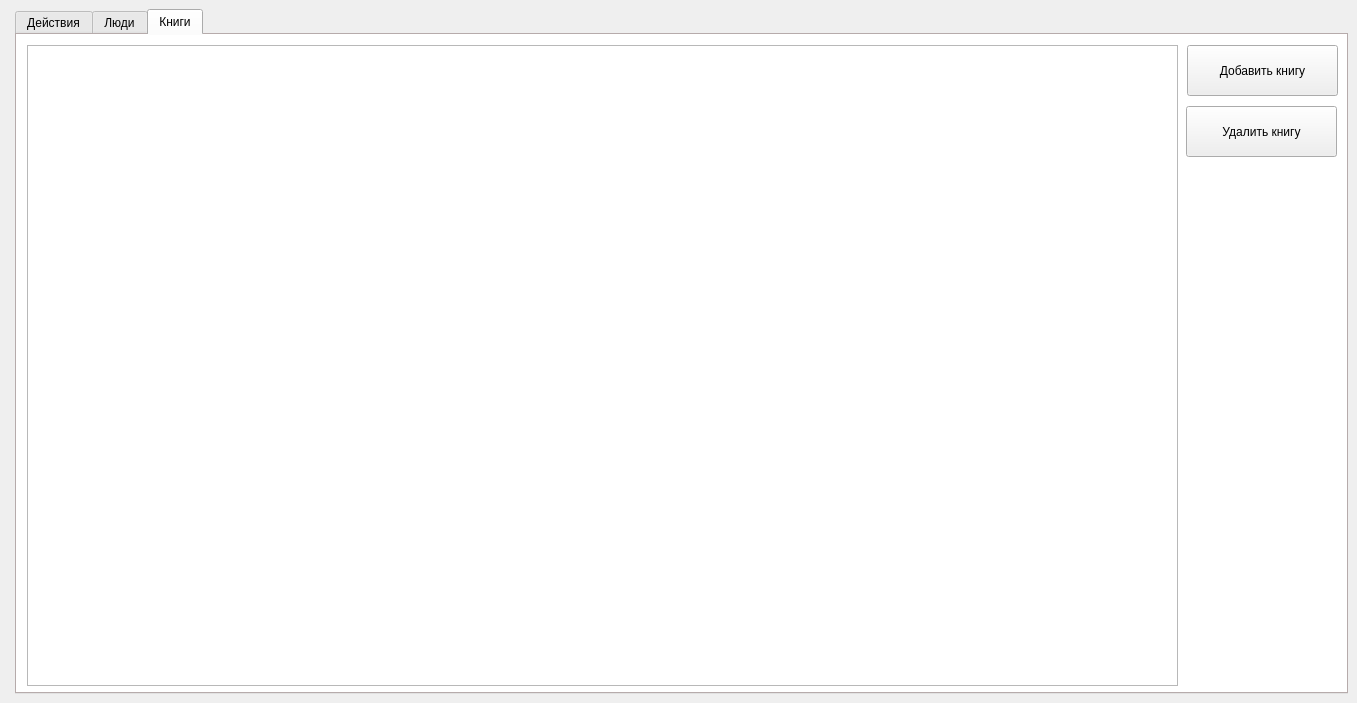
Qt form mainwindow.ui (Near8954/library_system) before a commit.
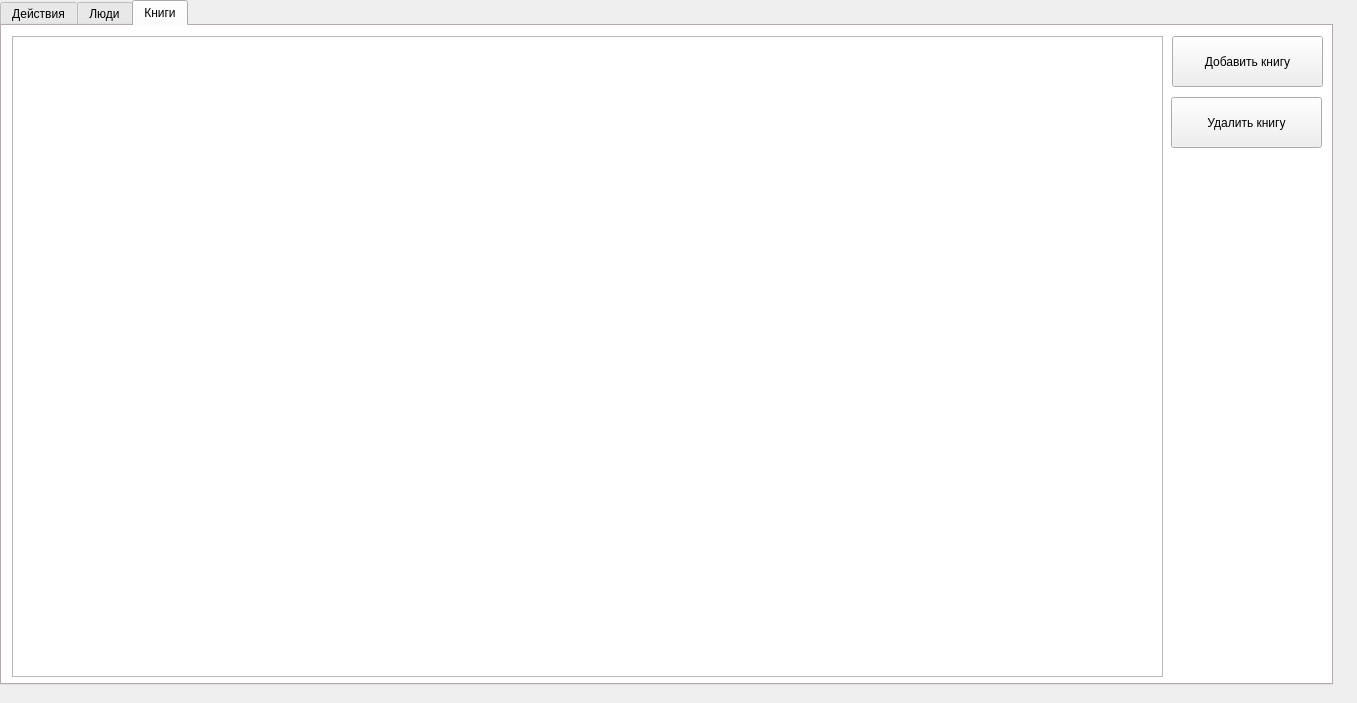
The same form after that commit.

```diff
--- a/mainwindow.ui
+++ b/mainwindow.ui
@@ -18,8 +18,8 @@
   </property>
   <property name="maximumSize">
    <size>
-    <width>1357</width>
-    <height>703</height>
+    <width>100000</width>
+    <height>100000</height>
    </size>
   </property>
   <property name="windowTitle">
@@ -44,9 +44,15 @@
      <height>703</height>
     </size>
    </property>
-   <layout class="QFormLayout" name="formLayout">
-    <item row="0" column="1">
      <widget class="QTabWidget" name="tabWidget">
+    <property name="geometry">
+     <rect>
+      <x>0</x>
+      <y>0</y>
+      <width>1333</width>
+      <height>685</height>
+     </rect>
+    </property>
       <property name="styleSheet">
        <string notr="true">QTabWidget
 {
@@ -177,8 +183,6 @@
        </widget>
       </widget>
      </widget>
-    </item>
-   </layout>
   </widget>
   <action name="actionOpen">
    <property name="text">
```
Lines whose indentation alone changed are shown as unchanged.
